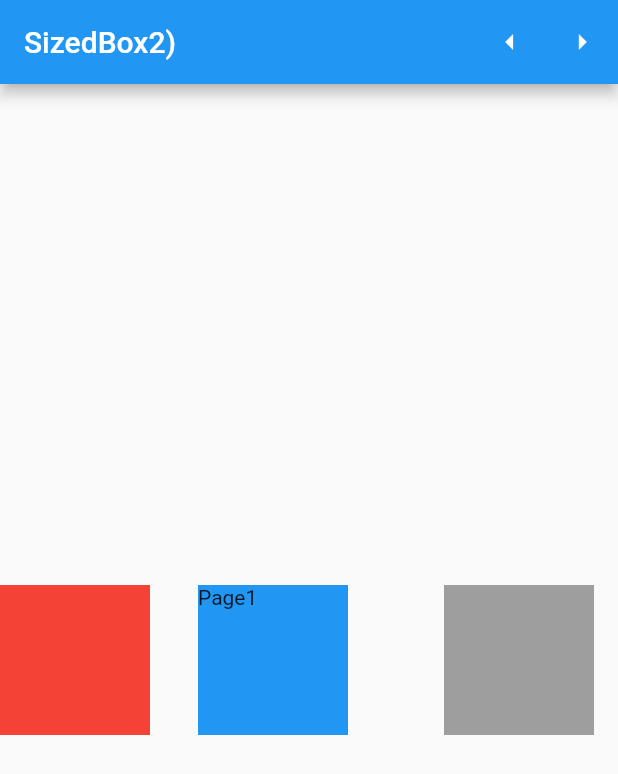
After one commit to uazamula/minitutorials, a Flutter app: the SizedBox2 screen opened directly, on a phone screen of 412 x 824 dp. The commit adds this screen. Shown: the top 774 px of the screen. Run offline on Flutter 3.47's test engine with Material 2 defaults, Android fonts, the phone set to English and light mode, and no system bars; our stand-ins replace email_validator, expandable, flutter_markdown, flutter_native_splash, flutter_spinkit, grouped_list and 6 more; missing offline and left inert: widget_mask; accounts and stored records are empty.

Commit message:
up to listview_sticky_header.dart

```diff
--- /dev/null
+++ b/lib/sizedbox2/sizedbox2.dart
@@ -0,0 +1,134 @@
+import 'package:flutter/material.dart';
+
+class SizedBox2 extends StatefulWidget {
+  const SizedBox2({Key? key}) : super(key: key);
+
+  @override
+  _SizedBox2State createState() => _SizedBox2State();
+}
+
+class _SizedBox2State extends State<SizedBox2> {
+  final controller = PageController(initialPage: 0);
+  int index = 0;
+
+  @override
+  void dispose() {
+    controller.dispose();
+    super.dispose();
+  }
+
+  @override
+  Widget build(BuildContext context) {
+    return Scaffold(
+      appBar: AppBar(
+        title: const Text('SizedBox2)'),
+        actions: [
+          IconButton(
+              onPressed: () => index != 0
+                  ? controller.previousPage(
+                      duration: Duration(seconds: 1),
+                      curve: Curves.easeInOut,
+                    )
+                  : controller.animateToPage(
+                      pages().length - 1,
+                      duration: Duration(seconds: 1),
+                      curve: Curves.easeInOut,
+                    ),
+              icon: Icon(Icons.arrow_left)),
+          IconButton(
+              onPressed: index != pages().length - 1
+                  ? () {
+                      controller.nextPage(
+                        duration: Duration(seconds: 1),
+                        curve: Curves.easeInOut,
+                      );
+                    }
+                  : null,
+              icon: Icon(Icons.arrow_right)),
+        ],
+      ),
+      body: PageView(
+        controller: controller,
+        onPageChanged: (index) {
+          setState(() {
+            this.index = index;
+          });
+        },
+        children: pages(),
+      ),
+    );
+  }
+
+  List<Widget> pages() {
+    return [
+      Center(
+        child: Row(
+          children: [
+            Container(color: Colors.red, width: 100, height: 100),
+            SizedBox(
+              width: 32,
+            ),
+            Container(
+                color: Colors.blue,
+                width: 100,
+                height: 100,
+                child: Text('Page1')),
+            SizedBox(
+              width: 64,
+            ),
+            Container(color: Colors.grey, width: 100, height: 100),
+          ],
+        ),
+      ),
+      Center(
+        child: Column(
+          children: [
+            Container(color: Colors.red, width: 100, height: 100),
+            SizedBox(
+              height: 32,
+            ),
+            Container(
+                color: Colors.blue,
+                width: 100,
+                height: 100,
+                child: Text('Page2')),
+            SizedBox(
+              height: 64,
+            ),
+            Container(color: Colors.grey, width: 100, height: 100),
+          ],
+        ),
+      ),
+      Center(
+        child: SizedBox(
+            height: 250,
+            width: double.infinity,
+            child: Container(
+                color: Colors.blue,
+                width: 100, //ignored in this wrapped Widget by SizedBox
+                height: 100, //ignored in this wrapped Widget by SizedBox
+                child: Text('Page3'))),
+      ),
+      Center(
+        child: SizedBox.expand(
+            child: Container(
+                color: Colors.lightGreen,
+                width: 100, //ignored in this wrapped Widget by SizedBox
+                height: 100, //ignored in this wrapped Widget by SizedBox
+                child: Text('Page4'))),
+      ),
+      Center(
+        child: Column(children: [
+          Expanded(
+            child: SizedBox(
+               // height: double.infinity,
+                width: double.infinity,
+                child: Container(
+                    color: Colors.pink,
+                    child: Text('Page5'))),
+          ),
+        ]),
+      ),
+    ];
+  }
+}
--- a/pubspec.yaml
+++ b/pubspec.yaml
@@ -49,6 +49,7 @@ dependencies:
   expandable: ^5.0.1
   widget_mask: ^1.0.0
   webview_flutter: ^3.0.1
+  grouped_list: ^4.2.0
 
 # Run commands in your terminal to generate splash screen
 # 1) flutter clean
```
Also changed, not shown: lib/chat_app_ui/chat_app_ui.dart (added, +18 -0 lines), lib/constrained_box/constrained_box.dart (added, +18 -0 lines), lib/fractionally_sizedbox/fractionally_sizedbox.dart (added, +119 -0 lines), lib/layout_builder_rd/layout_builder_rd.dart (added, +41 -0 lines), lib/listview_sticky_header/listview_sticky_header.dart (added, +54 -0 lines), lib/main.dart (+58 -1 lines), lib/orientation_and_mediaquery/orientation_and_mediaquery.dart (added, +98 -0 lines), pubspec.lock.
